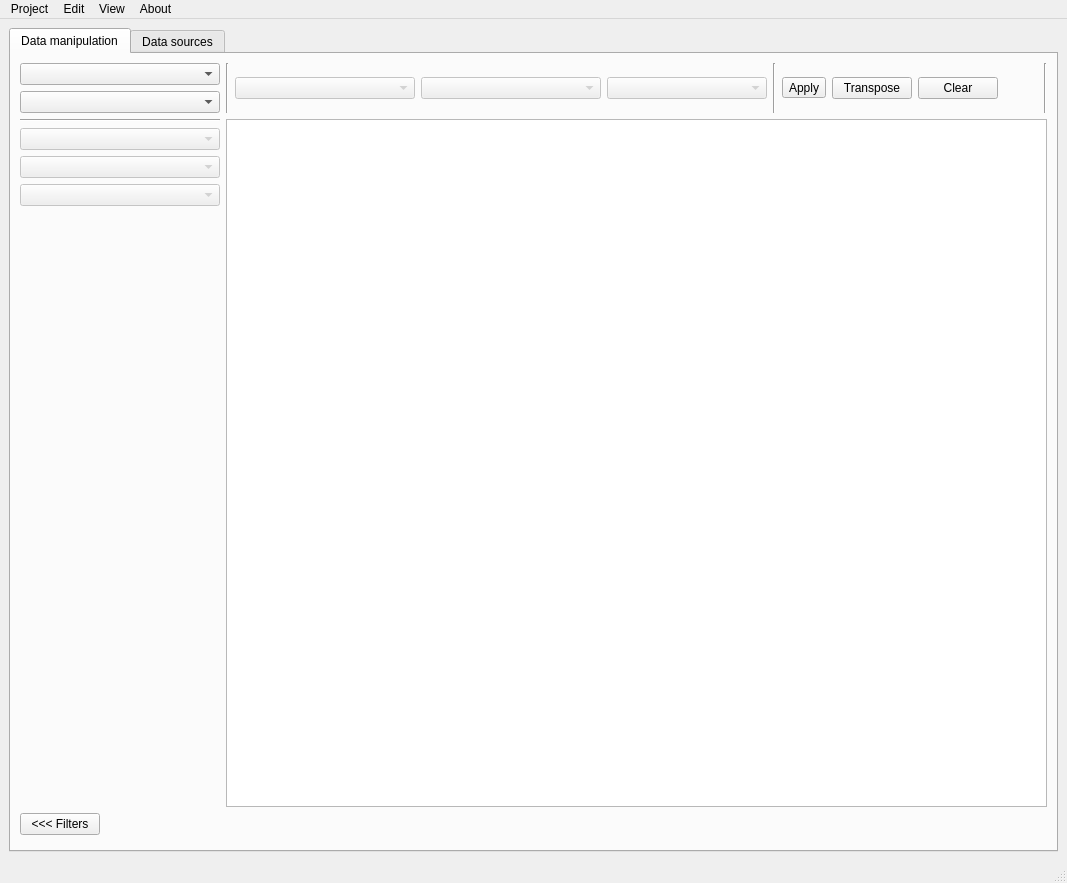
Above: cp/gui/cp.ui from pszostek/cp before the change. Below: the same form after it.
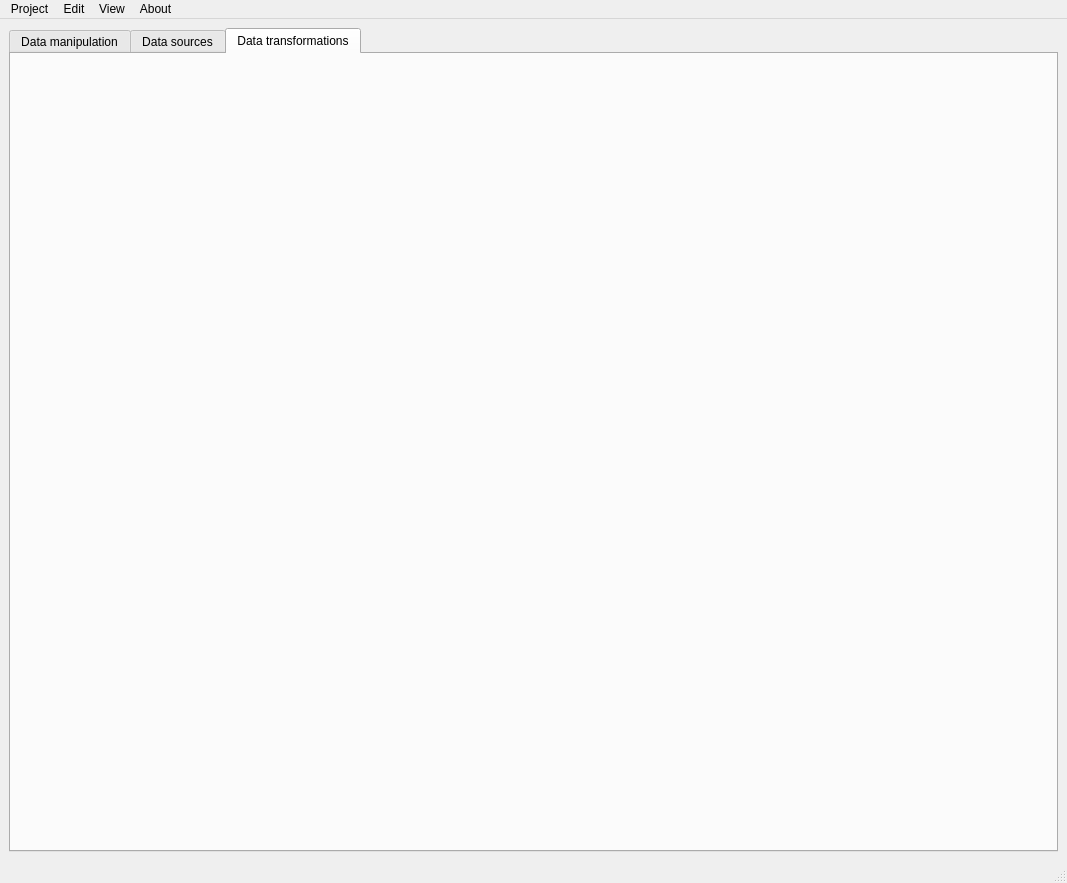
That is the form after the change. The open tabs and pages were chosen to show the change. Custom widgets are drawn as their Qt base class.

Commit message: add a third tab - placeholder for the time being

```diff
--- a/cp/gui/cp.ui
+++ b/cp/gui/cp.ui
@@ -378,6 +378,16 @@
           </item>
          </layout>
         </widget>
+        <widget class="QWidget" name="tab_3">
+         <attribute name="title">
+          <string>Data transformations</string>
+         </attribute>
+         <layout class="QHBoxLayout" name="horizontalLayout_7">
+          <item>
+           <layout class="QHBoxLayout" name="horizontalLayout_4"/>
+          </item>
+         </layout>
+        </widget>
        </widget>
       </item>
      </layout>
```
